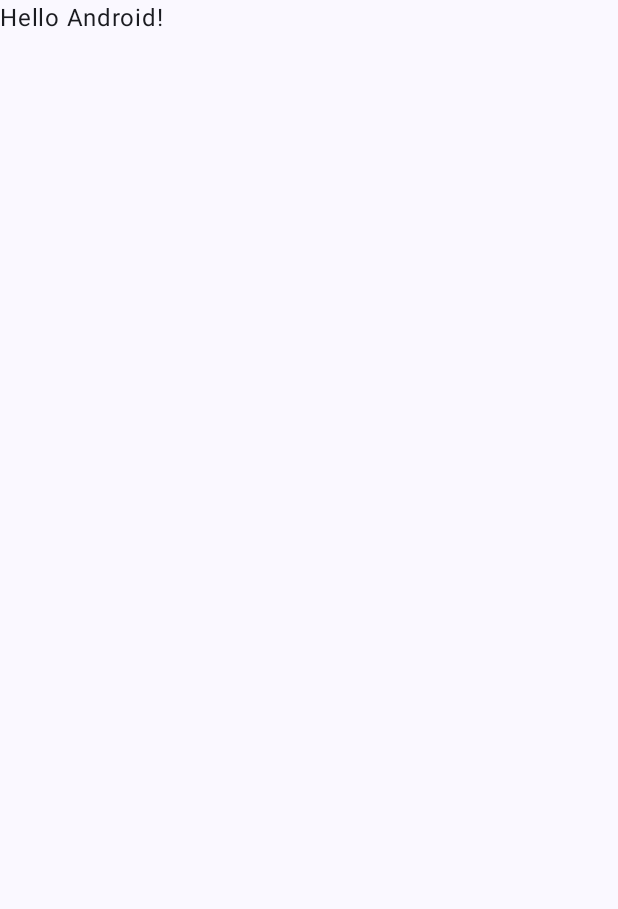
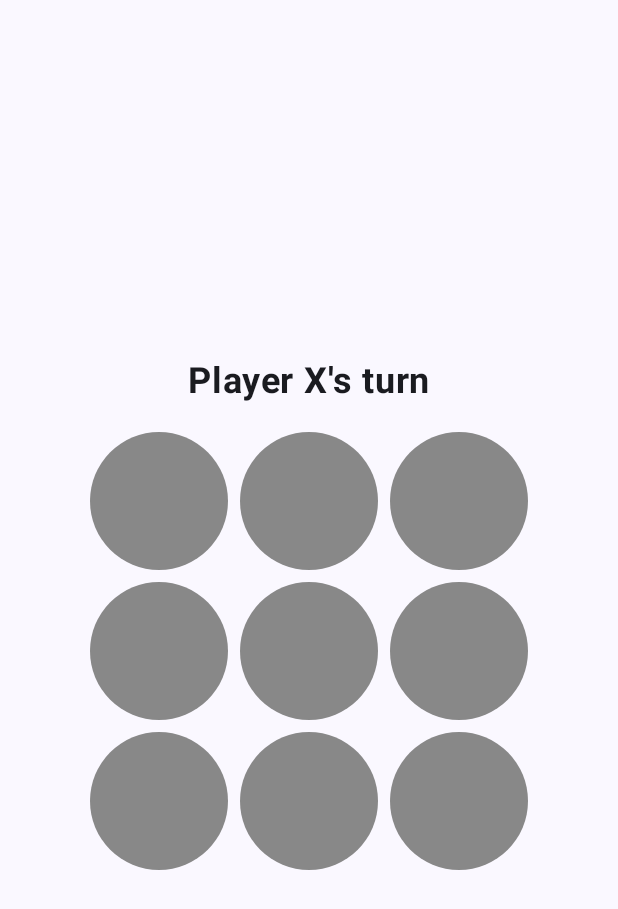
Before and after one commit to orcohen2107/tic-tac-toe, an Android app built with Jetpack Compose: the screen it shows after launch (MainActivity), on a phone screen of 412 x 824 dp. Before the commit the part shown is almost empty. Shown: the top 909 px of the screen. Run offline under Robolectric (Android 15) with nearby library versions, the phone set to English and light mode, and no system bars.

Commit message:
add up with popup modal and regular color

```diff
--- a/app/src/main/java/com/assigment1/tictactoe/MainActivity.kt
+++ b/app/src/main/java/com/assigment1/tictactoe/MainActivity.kt
@@ -4,13 +4,18 @@ import android.os.Bundle
 import androidx.activity.ComponentActivity
 import androidx.activity.compose.setContent
 import androidx.activity.enableEdgeToEdge
-import androidx.compose.foundation.layout.fillMaxSize
-import androidx.compose.foundation.layout.padding
-import androidx.compose.material3.Scaffold
-import androidx.compose.material3.Text
-import androidx.compose.runtime.Composable
+import androidx.compose.foundation.background
+import androidx.compose.foundation.clickable
+import androidx.compose.foundation.layout.*
+import androidx.compose.foundation.shape.CircleShape
+import androidx.compose.material3.*
+import androidx.compose.runtime.*
+import androidx.compose.ui.Alignment
 import androidx.compose.ui.Modifier
-import androidx.compose.ui.tooling.preview.Preview
+import androidx.compose.ui.graphics.Color
+import androidx.compose.ui.text.font.FontWeight
+import androidx.compose.ui.unit.dp
+import androidx.compose.ui.unit.sp
 import com.assigment1.tictactoe.ui.theme.TicTacToeTheme
 
 class MainActivity : ComponentActivity() {
@@ -19,11 +24,85 @@ class MainActivity : ComponentActivity() {
         enableEdgeToEdge()
         setContent {
             TicTacToeTheme {
-                Scaffold(modifier = Modifier.fillMaxSize()) { innerPadding ->
-                    Greeting(
-                        name = "Android",
-                        modifier = Modifier.padding(innerPadding)
-                    )
+                Scaffold(
+                    modifier = Modifier.fillMaxSize(),
+                    content = { innerPadding ->
+                        TicTacToeGame(modifier = Modifier.padding(innerPadding))
+                    }
+                )
+            }
+        }
+    }
+}
+
+@Composable
+fun TicTacToeGame(modifier: Modifier = Modifier) {
+    var board by remember { mutableStateOf(Array(3) { Array(3) { ' ' } }) }
+    var currentPlayer by remember { mutableStateOf('X') }
+    var winner by remember { mutableStateOf<Char?>(null) }
+    var isBoardFull by remember { mutableStateOf(false) }
+    var showModal by remember { mutableStateOf(false) }
+
+    Box(
+        modifier = modifier
+            .fillMaxSize()
+            .padding(16.dp),
+        contentAlignment = Alignment.Center
+    ) {
+        Column(
+            horizontalAlignment = Alignment.CenterHorizontally,
+            verticalArrangement = Arrangement.Center
+        ) {
+            Text(
+                text = when {
+                    winner != null -> "Player $winner wins!"
+                    isBoardFull -> "It's a draw!"
+                    else -> "Player $currentPlayer's turn"
+                },
+                fontSize = 24.sp,
+                fontWeight = FontWeight.Bold
+            )
+
+            Spacer(modifier = Modifier.height(16.dp))
+
+            Board(
+                board = board,
+                onCellClick = { row, col ->
+                    if (winner == null && board[row][col] == ' ') {
+                        board[row][col] = currentPlayer
+                        if (checkWinner(board, currentPlayer)) {
+                            winner = currentPlayer
+                            showModal = true
+                        } else if (isBoardFull(board)) {
+                            isBoardFull = true
+                            showModal = true
+                        } else {
+                            currentPlayer = if (currentPlayer == 'X') 'O' else 'X'
+                        }
+                    }
+                }
+            )
+        }
+
+        if (showModal) {
+            ModalDialog(onDismiss = {
+                board = Array(3) { Array(3) { ' ' } }
+                currentPlayer = 'X'
+                winner = null
+                isBoardFull = false
+                showModal = false
+            })
+        }
+    }
+}
+
+@Composable
+fun Board(board: Array<Array<Char>>, onCellClick: (Int, Int) -> Unit) {
+    Column {
+        for (row in 0..2) {
+            Row {
+                for (col in 0..2) {
+                    Cell(value = board[row][col], onClick = { onCellClick(row, col) })
                 }
             }
         }
@@ -31,17 +110,60 @@ class MainActivity : ComponentActivity() {
 }
 
 @Composable
-fun Greeting(name: String, modifier: Modifier = Modifier) {
-    Text(
-        text = "Hello $name!",
-        modifier = modifier
+fun Cell(value: Char, onClick: () -> Unit) {
+    Box(
+        modifier = Modifier
+            .size(100.dp)
+            .padding(4.dp)
+            .background(Color.Gray, CircleShape)
+            .clickable(onClick = onClick),
+        contentAlignment = Alignment.Center
+    ) {
+        Text(
+            text = value.toString(),
+            fontSize = 36.sp,
+            fontWeight = FontWeight.Bold,
+            color = Color.White
+        )
+    }
+}
+
+@Composable
+fun ModalDialog(onDismiss: () -> Unit) {
+    AlertDialog(
+        onDismissRequest = onDismiss,
+        confirmButton = {
+            Button(onClick = onDismiss) {
+                Text("Play Again")
+            }
+        },
+        title = {
+            Text(text = "Game Over", fontWeight = FontWeight.Bold, fontSize = 20.sp)
+        },
+        text = {
+            Text("Would you like to play another round?")
+        }
     )
 }
 
-@Preview(showBackground = true)
-@Composable
-fun GreetingPreview() {
-    TicTacToeTheme {
-        Greeting("Android")
+fun checkWinner(board: Array<Array<Char>>, player: Char): Boolean {
+    for (i in 0..2) {
+        if ((board[i][0] == player && board[i][1] == player && board[i][2] == player) ||
+            (board[0][i] == player && board[1][i] == player && board[2][i] == player)) {
+            return true
+        }
     }
+    return (board[0][0] == player && board[1][1] == player && board[2][2] == player) ||
+            (board[0][2] == player && board[1][1] == player && board[2][0] == player)
 }
+
+fun isBoardFull(board: Array<Array<Char>>): Boolean {
+    for (row in board) {
+        for (cell in row) {
+            if (cell == ' ') {
+                return false
+            }
+        }
+    }
+    return true
+}
```
